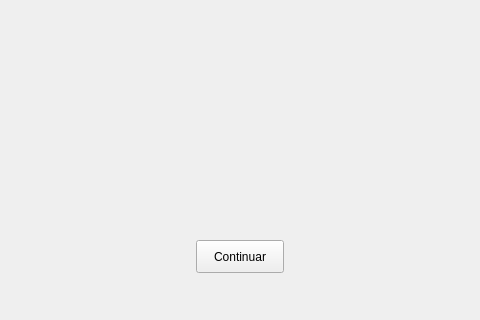
ce-itcr/Gladiators-GBP, file app/pregame.ui: the form before one commit; both pictures show x 364 to 844 and y 480 to 800 of the 1200 by 800 pixel window.
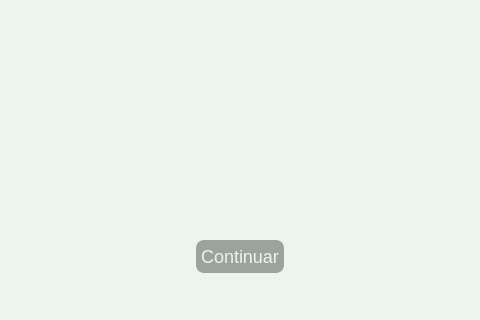
The form after the commit. Icons and pictures are not drawn.

Commit message: Change the StyleSheet of the buttons Added a background color to every window

The edit to the form file:
```diff
--- a/app/pregame.ui
+++ b/app/pregame.ui
@@ -17,6 +17,9 @@
    <iconset resource="imgresources.qrc">
     <normaloff>:/img/isotipo.png</normaloff>:/img/isotipo.png</iconset>
   </property>
+  <property name="styleSheet">
+   <string notr="true">background-color: rgb(235, 245, 238);</string>
+  </property>
   <widget class="QPushButton" name="playGame">
    <property name="geometry">
     <rect>
@@ -26,6 +29,15 @@
      <height>33</height>
     </rect>
    </property>
+   <property name="styleSheet">
+    <string notr="true">background-color: rgb(156, 163, 159);
+border: none;
+border-radius: 8px;
+
+color: rgb(235, 245, 238);
+font-size: 18px;
+</string>
+   </property>
    <property name="text">
     <string>Continuar</string>
    </property>
```
The commit also changes 3 other files.
